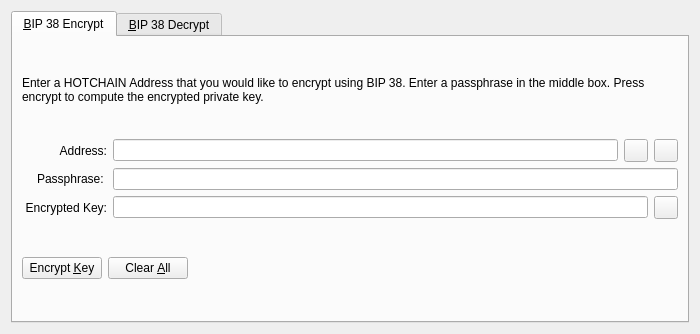
First picture: the form in src/qt/forms/bip38tooldialog.ui, repository Hotchain-HOTX/Hotchain, before the edit.
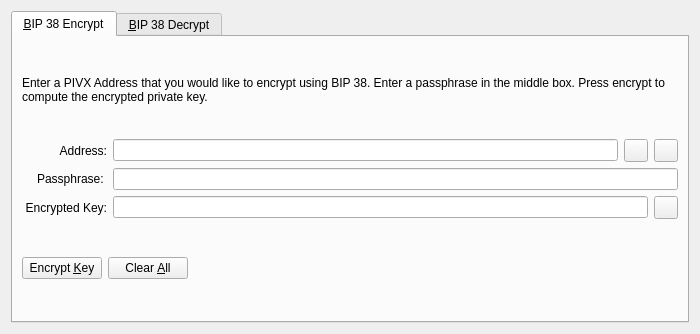
Second picture: the form after the edit. The open tabs and pages were chosen to show the change. Icons and pictures are not drawn. Custom widgets are drawn as their Qt base class.

Commit message: Plain pivx

Patch:
```diff
--- a/src/qt/forms/bip38tooldialog.ui
+++ b/src/qt/forms/bip38tooldialog.ui
@@ -30,7 +30,7 @@
        <item>
         <widget class="QLabel" name="infoLabel_ENC">
          <property name="text">
-          <string>Enter a HOTCHAIN Address that you would like to encrypt using BIP 38. Enter a passphrase in the middle box. Press encrypt to compute the encrypted private key.</string>
+          <string>Enter a PIVX Address that you would like to encrypt using BIP 38. Enter a passphrase in the middle box. Press encrypt to compute the encrypted private key.</string>
          </property>
          <property name="textFormat">
           <enum>Qt::PlainText</enum>
```
Left out of the diff: 22 changed lines with no effect on the pictures. The commit also changes 1443 other files.
